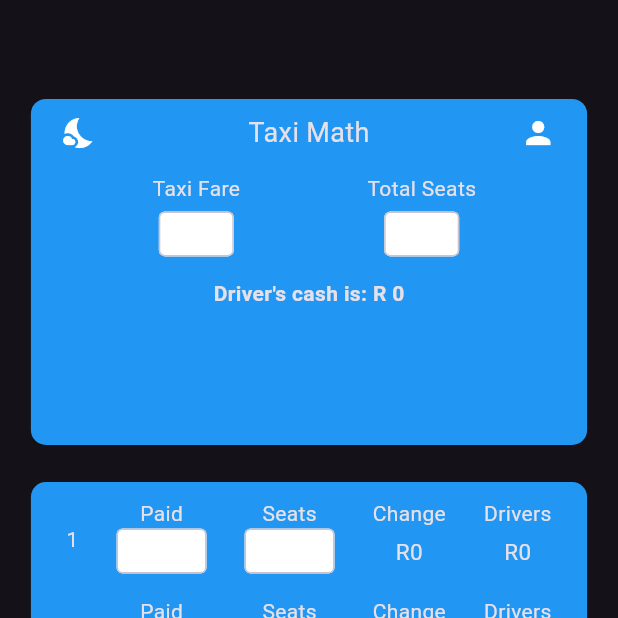
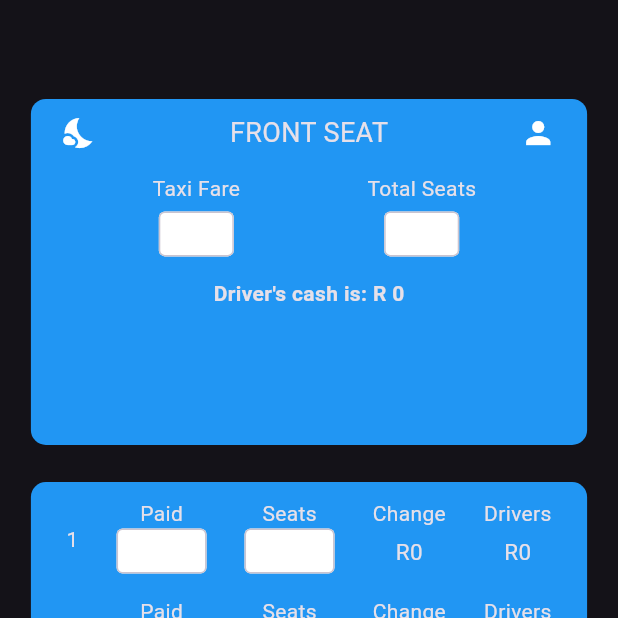
Before and after one commit to GiftSibiya/flutter_FrontSeat, a Flutter app: the screen it shows after launch, on a phone screen of 412 x 824 dp, the top half of it. Run offline on Flutter 3.47's test engine with Material 3 defaults, Android fonts, the phone set to English and light mode, and no system bars.

Commit message:
app name change

```diff
--- a/taxi_math_flutter/lib/src/features/screens/main_screen.dart
+++ b/taxi_math_flutter/lib/src/features/screens/main_screen.dart
@@ -69,6 +69,8 @@ class _MainScreenState extends State<MainScreen> {
     int drivers7 = _fare * s7;
 
     //// Alright that's enough i think ////
+    // -- This is for the dialogue -- //
+
     return MaterialApp(
       debugShowCheckedModeBanner: false,
       theme: _iconBool ? GAppThemes.lightTheme : GAppThemes.darkTheme,
@@ -125,7 +127,7 @@ class _MainScreenState extends State<MainScreen> {
                                           _iconBool ? _iconLight : _iconDark),
                                     ),
                                     const Text(
-                                      "Taxi Math",
+                                      "FRONT SEAT",
                                       style: TextStyle(fontSize: 18),
                                     ),
                                     GestureDetector(
```
